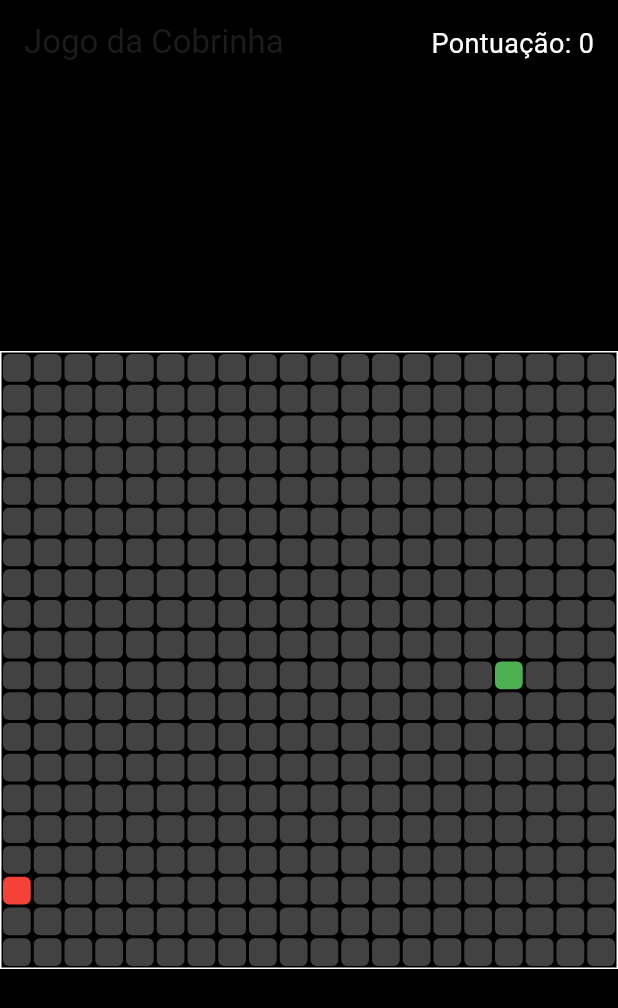
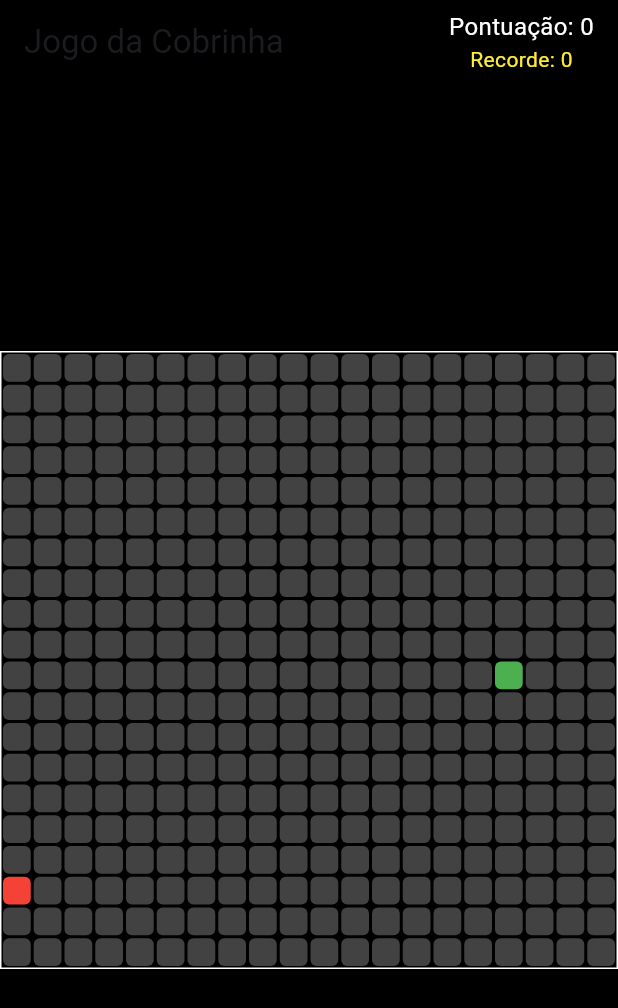
Before and after one commit to joao2206/Snake_Game, a Flutter app: the screen it shows after launch, after a tap on "Reiniciar", on a phone screen of 412 x 824 dp. Shown: the top 1008 px of the screen. Run offline on Flutter 3.47's test engine with Material 3 defaults, Android fonts, the phone set to English and light mode, and no system bars; our stand-ins replace shared_preferences.

Commit message:
feat: adicionado pontuação

```diff
--- a/lib/main.dart
+++ b/lib/main.dart
@@ -2,6 +2,7 @@ import 'package:flutter/material.dart';
 import 'package:flutter/services.dart';
 import 'dart:async';
 import 'dart:math';
+import 'package:shared_preferences/shared_preferences.dart'; // Importa shared_preferences
 
 void main() {
   runApp(const SnakeGame());
@@ -32,10 +33,12 @@ class _GameScreenState extends State<GameScreen> {
   Offset food = Offset(15, 15);
   bool isGameOver = false;
   int score = 0;
+  int highScore = 0; // Variável para armazenar o recorde
 
   @override
   void initState() {
     super.initState();
+    loadHighScore(); // Carrega o recorde ao iniciar
     startGame();
   }
 
@@ -43,6 +46,20 @@ class _GameScreenState extends State<GameScreen> {
   void dispose() {
     gameLoop?.cancel();
     super.dispose();
+  }
+
+  // Função para carregar o recorde armazenado
+  Future<void> loadHighScore() async {
+    SharedPreferences prefs = await SharedPreferences.getInstance();
+    setState(() {
+      highScore = prefs.getInt('highScore') ?? 0;
+    });
+  }
+
+  // Função para salvar o novo recorde
+  Future<void> saveHighScore() async {
+    SharedPreferences prefs = await SharedPreferences.getInstance();
+    await prefs.setInt('highScore', highScore);
   }
 
   void startGame() {
@@ -81,9 +98,17 @@ class _GameScreenState extends State<GameScreen> {
   void checkFood() {
     final head = snake.last;
     if (head == food) {
+      // Aumenta a pontuação
       score += 1;
+      // Adiciona uma nova parte à cobrinha (não remove a última posição)
       snake.add(snake.last);
+      // Gera uma nova comida
       generateFood();
+      // Verifica se o novo score é maior que o recorde
+      if (score > highScore) {
+        highScore = score;
+        saveHighScore(); // Salva o novo recorde
+      }
     }
   }
 
@@ -102,6 +127,7 @@ class _GameScreenState extends State<GameScreen> {
   void checkCollision() {
     final head = snake.last;
 
+    // Verifica colisão com as paredes
     if (head.dx < 0 ||
         head.dx >= gridSize ||
         head.dy < 0 ||
@@ -109,6 +135,7 @@ class _GameScreenState extends State<GameScreen> {
       endGame();
     }
 
+    // Verifica colisão consigo mesma
     for (int i = 0; i < snake.length - 1; i++) {
       if (snake[i] == head) {
         endGame();
@@ -124,9 +151,16 @@ class _GameScreenState extends State<GameScreen> {
     });
     showDialog(
       context: context,
+      barrierDismissible: false, // Impede fechar o diálogo tocando fora
       builder: (_) => AlertDialog(
         title: const Text('Game Over'),
-        content: Text('Sua pontuação: $score'),
+        content: Column(
+          mainAxisSize: MainAxisSize.min,
+          children: [
+            Text('Sua pontuação: $score'),
+            Text('Recorde: $highScore'),
+          ],
+        ),
         actions: [
           TextButton(
             onPressed: () {
@@ -154,6 +188,7 @@ class _GameScreenState extends State<GameScreen> {
   void handleKeyPress(LogicalKeyboardKey key) {
     if (isGameOver) return;
 
+    // Impede que a cobrinha mude para a direção oposta diretamente
     if (key == LogicalKeyboardKey.arrowUp && direction != 'down') {
       direction = 'up';
     } else if (key == LogicalKeyboardKey.arrowDown && direction != 'up') {
@@ -175,11 +210,20 @@ class _GameScreenState extends State<GameScreen> {
         elevation: 0,
         actions: [
           Padding(
-            padding: const EdgeInsets.all(16.0),
+            padding: const EdgeInsets.symmetric(horizontal: 16.0),
             child: Center(
-              child: Text(
-                'Pontuação: $score',
-                style: const TextStyle(color: Colors.white, fontSize: 18),
+              child: Column(
+                mainAxisAlignment: MainAxisAlignment.center,
+                children: [
+                  Text(
+                    'Pontuação: $score',
+                    style: const TextStyle(color: Colors.white, fontSize: 16),
+                  ),
+                  Text(
+                    'Recorde: $highScore',
+                    style: const TextStyle(color: Colors.yellow, fontSize: 14),
+                  ),
+                ],
               ),
             ),
           ),
```
Also changed, not shown: pubspec.yaml (+5 -76 lines), pubspec.lock, 1 other file.
